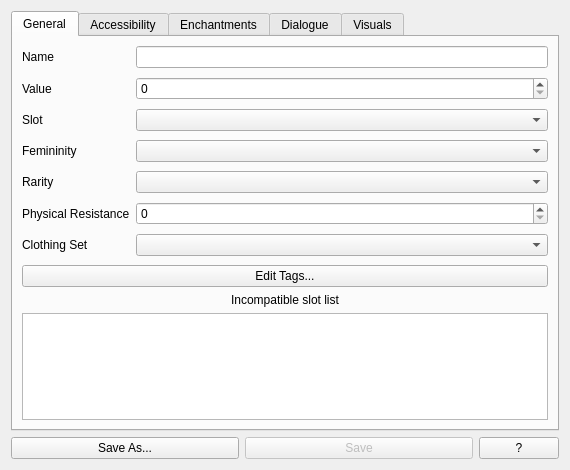
PythonicMoron/Liliths-Throne-Mod-Tool, file clothingwindow.ui: the form before one commit.
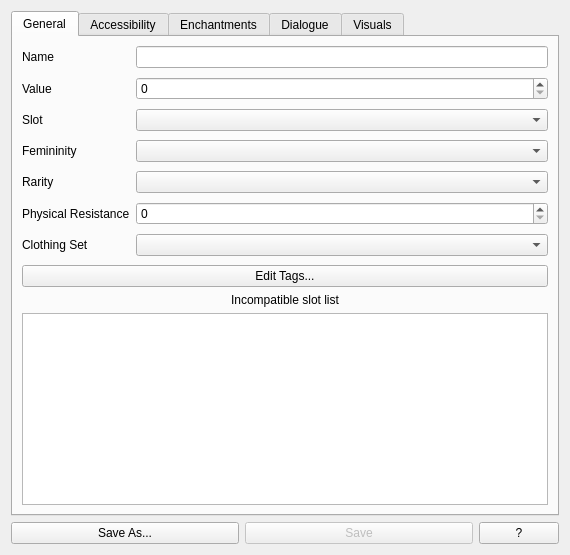
The form after the commit.

What changed in the file:
```diff
--- a/clothingwindow.ui
+++ b/clothingwindow.ui
@@ -7,7 +7,7 @@
     <x>0</x>
     <y>0</y>
     <width>570</width>
-    <height>470</height>
+    <height>555</height>
    </rect>
   </property>
   <property name="sizePolicy">
```
Left out of the diff: 52 changed lines with no effect on the pictures.
